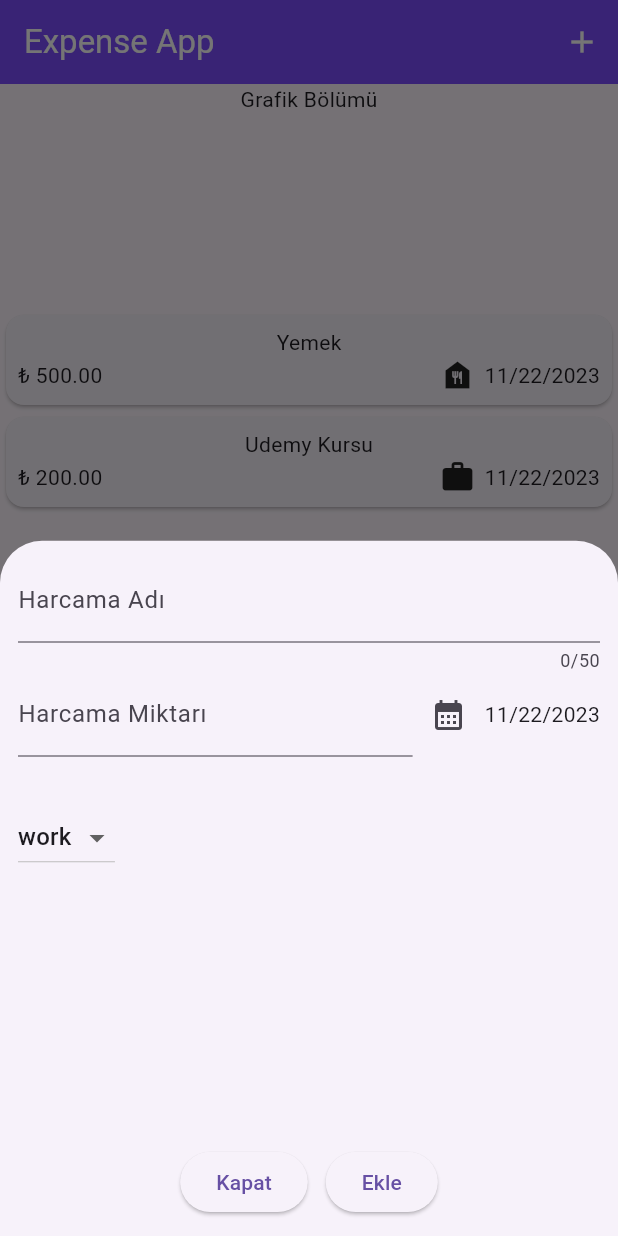
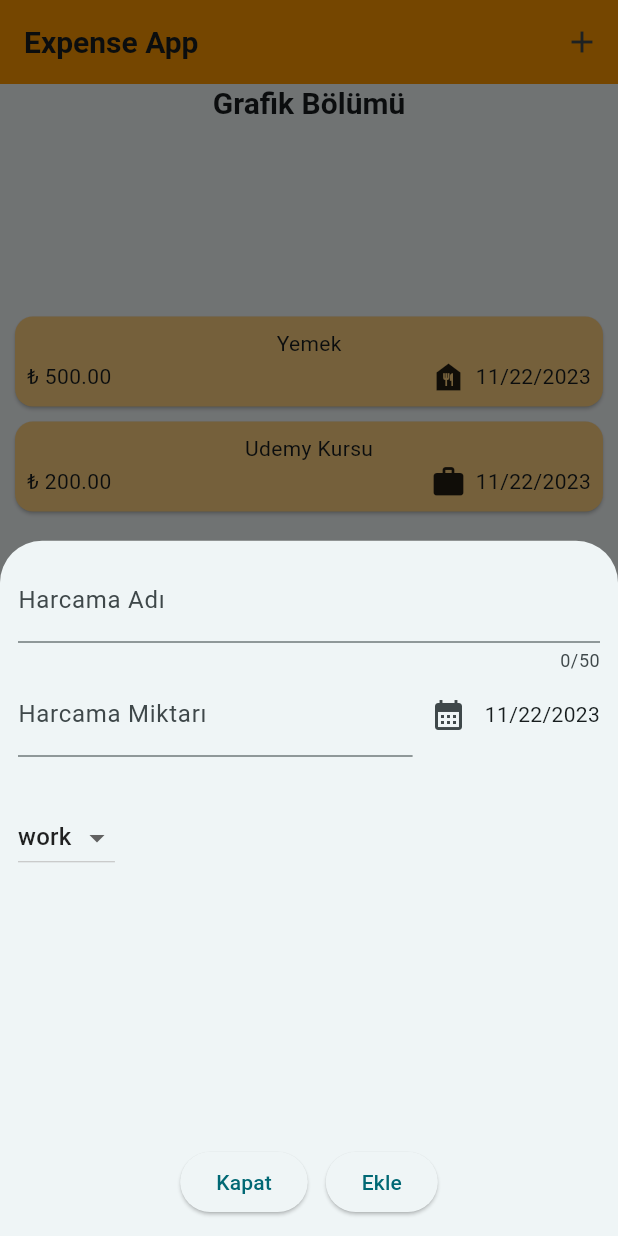
Before and after one commit to seckinersoy/ExpenseApp, a Flutter app: the screen it shows after launch, after a tap on the "add" icon, on a phone screen of 412 x 824 dp. Run offline on Flutter 3.47's test engine with Material 2 defaults, Android fonts, the phone set to English and light mode, and no system bars.

Commit message:
21.12.2023 workshop

```diff
--- a/lib/main.dart
+++ b/lib/main.dart
@@ -1,9 +1,23 @@
 import 'package:expenseapp/pages/main_page.dart';
 import 'package:flutter/material.dart';
+
+ColorScheme colorScheme1 = ColorScheme.fromSeed(seedColor: Colors.white);
 
 void main() {
   runApp(MaterialApp(
       debugShowCheckedModeBanner: false,
-      theme: ThemeData(useMaterial3: true),
+      theme: ThemeData(
+          useMaterial3: true,
+          colorScheme: colorScheme1,
+          appBarTheme: AppBarTheme(color: Colors.orange),
+          cardTheme: CardTheme(
+            color: Colors.orangeAccent[100],
+            margin: const EdgeInsets.symmetric(horizontal: 10, vertical: 5),
+          ),
+          textTheme: ThemeData().textTheme.copyWith(
+                titleLarge:
+                    const TextStyle(fontWeight: FontWeight.bold, fontSize: 20),
+                bodyMedium: const TextStyle(),
+              )),
       home: const MainPage()));
 }
--- a/lib/pages/expenses_page.dart
+++ b/lib/pages/expenses_page.dart
@@ -3,46 +3,55 @@ import 'package:expenseapp/widgets/expense_item.dart';
 import 'package:flutter/material.dart';
 
 class ExpensesPage extends StatefulWidget {
-  const ExpensesPage({Key? key}) : super(key: key);
+  const ExpensesPage(this.expenses, this.onRemove, this.onUndo, {Key? key})
+      : super(key: key);
+  final List<Expense> expenses;
+  final void Function(Expense expense) onRemove;
+  final void Function(Expense expense) onUndo;
 
   @override
   _ExpensesPageState createState() => _ExpensesPageState();
 }
 
 class _ExpensesPageState extends State<ExpensesPage> {
-  List<Expense> expenses = [
-    Expense(
-        name: "Yemek",
-        price: 500,
-        date: DateTime.now(),
-        category: Category.food),
-    Expense(
-        name: "Udemy Kursu",
-        price: 200,
-        date: DateTime.now(),
-        category: Category.work),
-  ];
-
   @override
   Widget build(BuildContext context) {
     return Center(
       child: Column(mainAxisAlignment: MainAxisAlignment.center, children: [
-        const SizedBox(
+        SizedBox(
           height: 150,
-          child: Text("Grafik Bölümü"),
+          child: Text(
+            "Grafik Bölümü",
+            style: Theme.of(context).textTheme.titleLarge,
+          ), // titleLarge stilini alması
         ),
         Expanded(
           child: ListView.builder(
-              itemCount: expenses.length,
+              itemCount: widget.expenses.length,
               itemBuilder: (context, index) {
-                return ExpenseItem(expenses[index]);
+                return Dismissible(
+                    key: ValueKey(widget.expenses[index]),
+                    child: ExpenseItem(widget.expenses[index]),
+                    onDismissed: (direction) {
+                      Expense removedExpense = widget.expenses[index];
+                      widget.onRemove(removedExpense);
+
+                      ScaffoldMessenger.of(context).showSnackBar(SnackBar(
+                          content: const Text('Mesaj silindi.'),
+                          action: SnackBarAction(
+                              label: 'Geri Al',
+                              onPressed: () {
+                                setState(() {
+                                  widget.onUndo(removedExpense);
+                                });
+                              })));
+                    });
               }),
-        ),
-        const SizedBox(
-          height: 150,
-          child: Text("Burası bottom bar."),
         )
       ]),
     );
   }
 }
+
+// listeden veri silme ve alt başlıkları
+// theming ve alt başlıkları
--- a/lib/pages/main_page.dart
+++ b/lib/pages/main_page.dart
@@ -1,3 +1,4 @@
+import 'package:expenseapp/models/expense.dart';
 import 'package:expenseapp/pages/expenses_page.dart';
 import 'package:expenseapp/widgets/new_expense.dart';
 import 'package:flutter/material.dart';
@@ -10,26 +11,59 @@ class MainPage extends StatefulWidget {
 }
 
 class _MainPageState extends State<MainPage> {
+  List<Expense> expenses = [
+    Expense(
+        name: "Yemek",
+        price: 500,
+        date: DateTime.now(),
+        category: Category.food),
+    Expense(
+        name: "Udemy Kursu",
+        price: 200,
+        date: DateTime.now(),
+        category: Category.work),
+  ];
+
+  List<Expense> undoExpenses = [];
+
+  addExpense(Expense expense) {
+    setState(() {
+      expenses.add(expense);
+    });
+  }
+
+  removeExpense(Expense expense) {
+    setState(() {
+      undoExpenses.add(expense);
+      expenses.remove(expense);
+    });
+  }
+
+  undoExpense(Expense expense) {
+    setState(() {
+      if (undoExpenses.isNotEmpty) {
+        addExpense(undoExpenses.last);
+      }
+    });
+  }
+
   @override
   Widget build(BuildContext context) {
     return Scaffold(
         appBar: AppBar(
-        foregroundColor: Colors.white,
           title: const Text("Expense App"),
-        backgroundColor: Colors.deepPurpleAccent,
           actions: [
             IconButton(
                 onPressed: () {
                   showModalBottomSheet(
                       context: context,
                       builder: (ctx) {
-                      return NewExpense();
+                        return NewExpense(addExpense);
                       });
                 },
                 icon: const Icon(Icons.add))
           ],
         ),
-      body: const ExpensesPage(),
-    );
+        body: ExpensesPage(expenses, removeExpense, undoExpense));
   }
 }
```
Also changed, not shown: lib/widgets/new_expense.dart (+11 -3 lines). Lines whose indentation alone changed are shown as unchanged.
